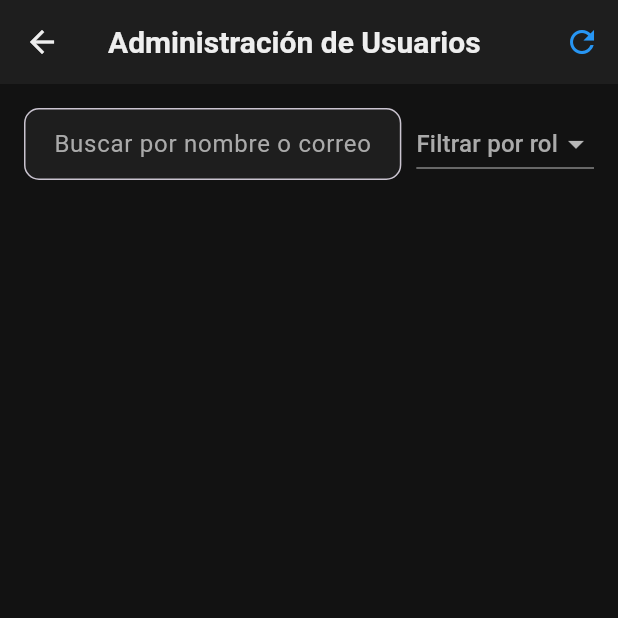
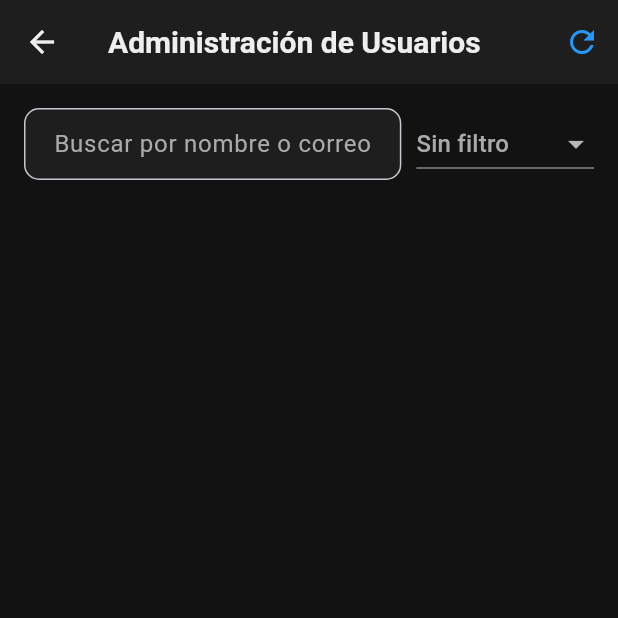
Before and after one commit to JordyC1/Webserver, a Flutter app: the UsuariosScreen screen opened directly, on a phone screen of 412 x 824 dp, the top half of it. Run offline on Flutter 3.47's test engine with Material 3 defaults, Android fonts, the phone set to English and light mode, and no system bars; our stand-ins replace fl_chart, shared_preferences; accounts and stored records are empty; network calls fail.

Commit message:
Complete usuarios screen

```diff
--- a/lib/views/usuarios_screen.dart
+++ b/lib/views/usuarios_screen.dart
@@ -53,15 +53,19 @@ class _UsuariosScreenState extends State<UsuariosScreen> {
 
   // 📌 Método para filtrar la lista de usuarios
   List<Map<String, dynamic>> _getFilteredUsuarios() {
-    return usuarios.where((user) {
+    var filteredList = usuarios.where((user) {
       final matchesSearch = _searchQuery.isEmpty ||
-          user["email"].toLowerCase().contains(_searchQuery.toLowerCase()) ||
-          user["nombre"].toLowerCase().contains(_searchQuery.toLowerCase());
+          user["email"].toLowerCase().contains(_searchQuery.toLowerCase());
 
       final matchesRole = _selectedRole == null || user["rol"] == _selectedRole;
 
       return matchesSearch && matchesRole;
     }).toList();
+
+    // Ordenar por ID de forma ascendente
+    filteredList.sort((a, b) => a["id"].compareTo(b["id"]));
+
+    return filteredList;
   }
 
   @override
@@ -140,9 +144,16 @@ class _UsuariosScreenState extends State<UsuariosScreen> {
               _selectedRole = value;
             });
           },
-          items: ["Admin", "Usuario"]
-              .map((e) => DropdownMenuItem(value: e, child: Text(e)))
-              .toList(),
+          items: [
+            DropdownMenuItem(
+              value: null,
+              child: Text("Sin filtro",
+                  style: TextStyle(color: AppTheme.textSecondary)),
+            ),
+            ...["Admin", "Usuario"]
+                .map((e) => DropdownMenuItem(value: e, child: Text(e)))
+                .toList(),
+          ],
         ),
       ],
     );
@@ -161,7 +172,6 @@ class _UsuariosScreenState extends State<UsuariosScreen> {
           columnSpacing: 20,
           columns: const [
             DataColumn(label: Text("ID")),
-            DataColumn(label: Text("Nombre")),
             DataColumn(label: Text("Correo Electrónico")),
             DataColumn(label: Text("Rol")),
             DataColumn(label: Text("Acciones")),
@@ -169,7 +179,6 @@ class _UsuariosScreenState extends State<UsuariosScreen> {
           rows: filteredUsuarios.map((usuario) {
             return DataRow(cells: [
               DataCell(Text(usuario["id"].toString())),
-              DataCell(Text(usuario["nombre"])),
               DataCell(Text(usuario["email"])),
               DataCell(Text(usuario["rol"])),
               DataCell(Row(
```
